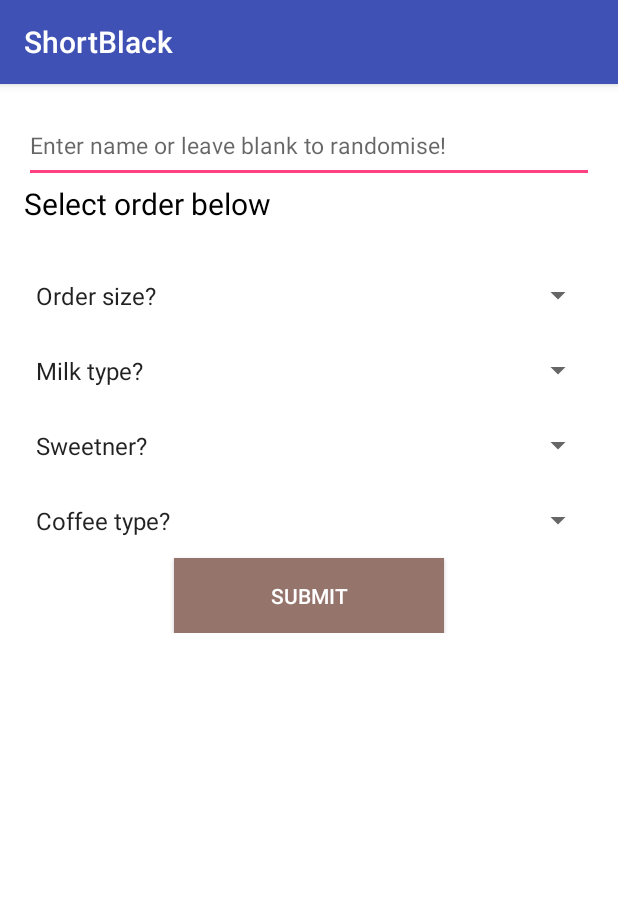
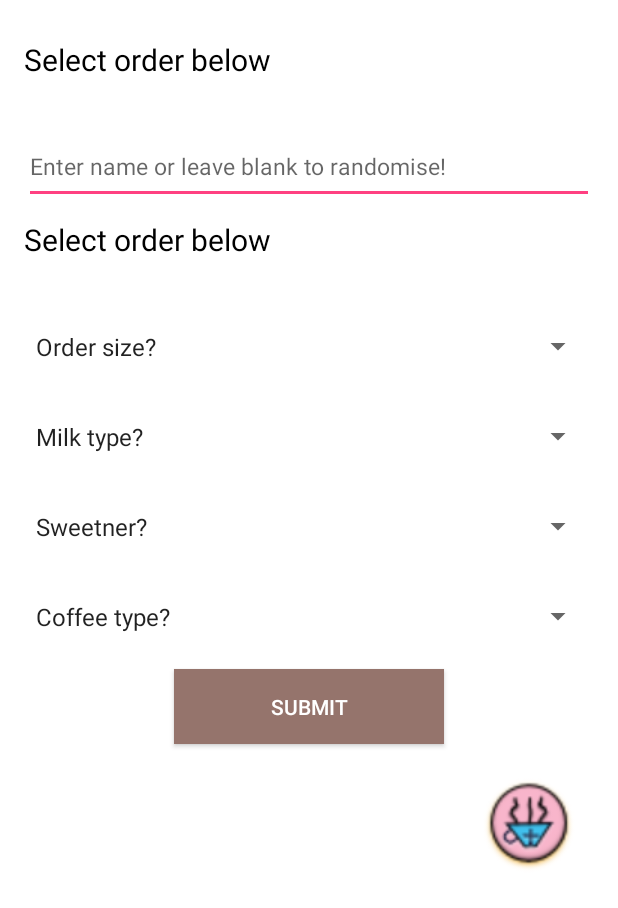
Before and after one commit to poppito/ShortBlack, an Android app: the screen it shows after launch (ShortBlack), on a phone screen of 412 x 824 dp. Shown: the top 908 px of the screen. Run offline under Robolectric (Android 15) with nearby library versions, the phone set to English and light mode, and no system bars.

Commit message:
- added drawable graphics for short black icon - fullscreen activity now!

```diff
--- a/app/src/main/java/com/noni/ShortBlack/ShortBlack.java
+++ b/app/src/main/java/com/noni/ShortBlack/ShortBlack.java
@@ -1,12 +1,15 @@
 package com.noni.ShortBlack;
 
 import android.content.Intent;
+import android.os.Build;
 import android.os.Bundle;
+import android.support.v7.app.ActionBar;
 import android.support.v7.app.AppCompatActivity;
 import android.text.Editable;
 import android.text.TextWatcher;
 import android.util.Log;
 import android.view.View;
+import android.view.WindowManager;
 import android.widget.AdapterView;
 import android.widget.ArrayAdapter;
 import android.widget.Button;
@@ -29,6 +32,19 @@ public class ShortBlack extends AppCompatActivity implements View.OnClickListene
     @Override
     protected void onCreate(Bundle savedInstanceState) {
         super.onCreate(savedInstanceState);
+
+        if (Build.VERSION.SDK_INT < 16) {
+            getWindow().setFlags(WindowManager.LayoutParams.FLAG_FULLSCREEN, WindowManager.LayoutParams.FLAG_FULLSCREEN);
+        } else {
+            View decorView = getWindow().getDecorView();
+            int uiOptions = View.SYSTEM_UI_FLAG_FULLSCREEN;
+            decorView.setSystemUiVisibility(uiOptions);
+            ActionBar ab = this.getSupportActionBar();
+            if (ab != null) {
+                ab.hide();
+            }
+        }
+
         setContentView(R.layout.activity_short_black);
         submitButton = (Button) findViewById(R.id.submitButton);
         nameText = (EditText) findViewById(R.id.Name);
@@ -81,9 +97,10 @@ public class ShortBlack extends AppCompatActivity implements View.OnClickListene
                 if (position != 0) {
                     valuesMap.put("milkChoice", parent.getItemAtPosition(position).toString());
                     Log.v(TAG, parent.getItemAtPosition(position).toString());
+                } else {
+                    if (valuesMap.containsKey("milkChoice")) {
+                        valuesMap.remove("milkChoice");
                     }
-                else {
-                    if (valuesMap.containsKey("milkChoice")) { valuesMap.remove("milkChoice"); }
                 }
                 break;
             }
@@ -93,9 +110,10 @@ public class ShortBlack extends AppCompatActivity implements View.OnClickListene
                     //pop this into the json object;
                     valuesMap.put("additiveChoice", parent.getItemAtPosition(position).toString());
                     Log.v(TAG, parent.getItemAtPosition(position).toString());
+                } else {
+                    if (valuesMap.containsKey("additiveChoice")) {
+                        valuesMap.remove("additiveChoice");
                     }
-                else {
-                    if (valuesMap.containsKey("additiveChoice")) { valuesMap.remove("additiveChoice"); }
                 }
 
                 break;
@@ -106,9 +124,10 @@ public class ShortBlack extends AppCompatActivity implements View.OnClickListene
                     //pop this into the json object;
                     valuesMap.put("coffeeType", parent.getItemAtPosition(position).toString());
                     Log.v(TAG, parent.getItemAtPosition(position).toString());
+                } else {
+                    if (valuesMap.containsKey("coffeeType")) {
+                        valuesMap.remove("coffeeType");
                     }
-                else {
-                    if (valuesMap.containsKey("coffeeType")) { valuesMap.remove("coffeeType"); }
                 }
                 break;
             }
@@ -118,9 +137,10 @@ public class ShortBlack extends AppCompatActivity implements View.OnClickListene
                     //pop this into the json object;
                     valuesMap.put("orderSize", parent.getItemAtPosition(position).toString());
                     Log.v(TAG, parent.getItemAtPosition(position).toString());
+                } else {
+                    if (valuesMap.containsKey("orderSize")) {
+                        valuesMap.remove("orderSize");
                     }
-                else {
-                    if (valuesMap.containsKey("orderSize")) { valuesMap.remove("orderSize"); }
                 }
                 break;
             }
@@ -128,24 +148,9 @@ public class ShortBlack extends AppCompatActivity implements View.OnClickListene
         enableButton();
     }
 
-    public boolean allValuesValidated()
-    {
-        if(valuesMap.containsKey("milkChoice") && (valuesMap.containsKey("additiveChoice")) && (valuesMap.containsKey("coffeeType") && valuesMap.containsKey("orderSize"))) {
+    public boolean allValuesValidated() {
+        if (valuesMap.containsKey("milkChoice") && (valuesMap.containsKey("additiveChoice")) && (valuesMap.containsKey("coffeeType") && valuesMap.containsKey("orderSize"))) {
             return true;
-        }
-        else if (! valuesMap.containsKey("milkChoice")) {
-            Toast.makeText(getApplicationContext(), "Please select a choice for milk type!", Toast.LENGTH_SHORT).show();
-
-        }
-        else if (! valuesMap.containsKey("additiveChoice")) {
-            Toast.makeText(getApplicationContext(), "Please select an additive choice your order!", Toast.LENGTH_SHORT).show();
-        }
-        else if (! valuesMap.containsKey("coffeeType")) {
-            Toast.makeText(getApplicationContext(), "Please select type of coffee for your order!", Toast.LENGTH_SHORT).show();
-        }
-        else if (! valuesMap.containsKey("orderSize")) {
-            Toast.makeText(getApplicationContext(), "Please select an order size!", Toast.LENGTH_SHORT).show();
-            Log.v(TAG, "no order size selected");
         }
         return false;
     }
@@ -159,7 +164,6 @@ public class ShortBlack extends AppCompatActivity implements View.OnClickListene
 
     @Override
     public void beforeTextChanged(CharSequence s, int start, int count, int after) {
-
     }
 
     @Override
@@ -175,14 +179,12 @@ public class ShortBlack extends AppCompatActivity implements View.OnClickListene
         }
     }
 
-    public void enableButton()
-    {
-        if(allValuesValidated()) {
+    public void enableButton() {
+        if (allValuesValidated()) {
 
             //submitButton.setBackgroundColor(ContextCompat.getColor(getApplicationContext(), R.color.button_active));
             submitButton.setBackgroundColor(getResources().getColor(R.color.button_active));
-        }
-        else {
+        } else {
             //submitButton.setBackgroundColor(ContextCompat.getColor(getApplicationContext(), R.color.button_inactive));
             submitButton.setBackgroundColor(getResources().getColor(R.color.button_inactive));
         }
@@ -199,6 +201,16 @@ public class ShortBlack extends AppCompatActivity implements View.OnClickListene
                     fireUpOrderDetails.putExtra("orderDetails", valuesMap);
                     fireUpOrderDetails.putExtra("nameGenerated", name);
                     startActivity(fireUpOrderDetails);
+                } else if (!valuesMap.containsKey("milkChoice")) {
+                    Toast.makeText(getApplicationContext(), "Please select a choice for milk type!", Toast.LENGTH_SHORT).show();
+
+                } else if (!valuesMap.containsKey("additiveChoice")) {
+                    Toast.makeText(getApplicationContext(), "Please select an additive choice your order!", Toast.LENGTH_SHORT).show();
+                } else if (!valuesMap.containsKey("coffeeType")) {
+                    Toast.makeText(getApplicationContext(), "Please select type of coffee for your order!", Toast.LENGTH_SHORT).show();
+                } else if (!valuesMap.containsKey("orderSize")) {
+                    Toast.makeText(getApplicationContext(), "Please select an order size!", Toast.LENGTH_SHORT).show();
+                    Log.v(TAG, "no order size selected");
                 }
             }
             break;
--- /dev/null
+++ b/app/src/main/res/drawable/ic_shortblack_floating_action_button.xml
@@ -0,0 +1,11 @@
+<?xml version="1.0" encoding="utf-8"?>
+<selector xmlns:android="http://schemas.android.com/apk/res/android">
+    <item>
+        <shape android:shape="oval">
+            <stroke android:color="@color/borders"></stroke>
+            <solid android:color="@color/app_background"></solid>
+            <corners android:radius="@dimen/shortblack_border_radius"></corners>
+        </shape>
+    </item>
+
+</selector>
--- a/app/src/main/res/layout/activity_order_details.xml
+++ b/app/src/main/res/layout/activity_order_details.xml
@@ -1,6 +1,7 @@
 <?xml version="1.0" encoding="utf-8"?>
 <ScrollView xmlns:android="http://schemas.android.com/apk/res/android"
             xmlns:tools="http://schemas.android.com/tools"
+            xmlns:app="http://schemas.android.com/apk/res-auto"
             android:background="@color/app_background"
             android:layout_width="match_parent"
             android:layout_height="match_parent"
@@ -33,4 +34,5 @@
             android:layout_height="@dimen/orderSubmitButtonHeight"
             android:text="Edit Order"/>
     </LinearLayout>
+
 </ScrollView>
--- a/app/src/main/res/layout/activity_short_black.xml
+++ b/app/src/main/res/layout/activity_short_black.xml
@@ -1,79 +1,127 @@
 <?xml version="1.0" encoding="utf-8"?>
 <ScrollView xmlns:android="http://schemas.android.com/apk/res/android"
+            xmlns:app="http://schemas.android.com/apk/res-auto"
             xmlns:tools="http://schemas.android.com/tools"
-            android:background="@color/app_background"
             android:layout_width="match_parent"
             android:layout_height="match_parent"
             android:layout_gravity="center_horizontal"
+            android:background="@color/app_background"
             android:paddingBottom="@dimen/activity_vertical_margin"
             android:paddingLeft="@dimen/activity_horizontal_margin"
             android:paddingRight="@dimen/activity_horizontal_margin"
             android:paddingTop="@dimen/activity_vertical_margin"
             tools:context="com.noni.ShortBlack.ShortBlack">
-
     <LinearLayout
         android:layout_width="match_parent"
         android:layout_height="wrap_content"
         android:layout_gravity="center_horizontal"
         android:orientation="vertical">
-
-        <EditText
-            android:id="@+id/Name"
-            android:textColor="@color/textColor"
+        <LinearLayout
             android:layout_width="match_parent"
-            android:layout_height="@dimen/textHeight"
-            android:lines="1"
-            android:digits="abcdefghijklmnopqrstuvwxyzABCDEFGHIJKLMNOPQRSTUVWXYZ"
-            android:maxLength="15"
-            android:textSize="15sp"
-            android:hint="@string/nameString">
-        </EditText>
-
+            android:layout_height="@dimen/linear_layout_spacers">
+        </LinearLayout>
         <TextView
             android:id="@+id/orString"
-            android:textColor="@color/textColor"
             android:layout_width="match_parent"
             android:layout_height="@dimen/textHeight"
             android:text="@string/orString"
+            android:textColor="@color/textColor"
             android:textSize="@dimen/largeTextSize">
         </TextView>
-
+        <LinearLayout
+            android:layout_width="match_parent"
+            android:layout_height="@dimen/linear_layout_spacers">
+        </LinearLayout>
+        <EditText
+            android:id="@+id/Name"
+            android:layout_width="match_parent"
+            android:layout_height="@dimen/textHeight"
+            android:digits="abcdefghijklmnopqrstuvwxyzABCDEFGHIJKLMNOPQRSTUVWXYZ"
+            android:focusable="true"
+            android:hint="@string/nameString"
+            android:lines="1"
+            android:maxLength="15"
+            android:textColor="@color/textColor"
+            android:textIsSelectable="true"
+            android:textSize="15sp">
+        </EditText>
+        <LinearLayout
+            android:layout_width="match_parent"
+            android:layout_height="@dimen/linear_layout_spacers">
+        </LinearLayout>
+        <TextView
+            android:id="@+id/orString"
+            android:layout_width="match_parent"
+            android:layout_height="@dimen/textHeight"
+            android:text="@string/orString"
+            android:textColor="@color/textColor"
+            android:textSize="@dimen/largeTextSize">
+        </TextView>
+        <LinearLayout
+            android:layout_width="match_parent"
+            android:layout_height="@dimen/linear_layout_spacers">
+        </LinearLayout>
         <Spinner
-            android:gravity="center_horizontal"
             android:id="@+id/orderSizesSpinner"
             android:layout_width="match_parent"
-            android:layout_height="@dimen/textHeight">
+            android:layout_height="@dimen/textHeight"
+            android:gravity="center_horizontal">
         </Spinner>
-
+        <LinearLayout
+            android:layout_width="match_parent"
+            android:layout_height="@dimen/linear_layout_spacers">
+        </LinearLayout>
         <Spinner
-            android:gravity="center_horizontal"
             android:id="@+id/milkChoicesSpinner"
             android:layout_width="match_parent"
-            android:layout_height="@dimen/textHeight">
+            android:layout_height="@dimen/textHeight"
+            android:gravity="center_horizontal">
         </Spinner>
-
+        <LinearLayout
+            android:layout_width="match_parent"
+            android:layout_height="@dimen/linear_layout_spacers">
+        </LinearLayout>
         <Spinner
-            android:gravity="center_horizontal"
             android:id="@+id/additiveChoicesSpinner"
             android:layout_width="match_parent"
-            android:layout_height="@dimen/textHeight">
+            android:layout_height="@dimen/textHeight"
+            android:gravity="center_horizontal">
         </Spinner>
-
+        <LinearLayout
+            android:layout_width="match_parent"
+            android:layout_height="@dimen/linear_layout_spacers">
+        </LinearLayout>
         <Spinner
-            android:gravity="center_horizontal"
             android:id="@+id/coffeeTypeSpinner"
             android:layout_width="match_parent"
-            android:layout_height="@dimen/textHeight">
+            android:layout_height="@dimen/textHeight"
+            android:gravity="center_horizontal">
         </Spinner>
-
+        <LinearLayout
+            android:layout_width="match_parent"
+            android:layout_height="@dimen/linear_layout_spacers">
+        </LinearLayout>
         <Button
-            android:layout_gravity="center_horizontal"
-            android:background="@color/textColor"
-            android:textColor="@color/app_background"
             android:id="@+id/submitButton"
             android:layout_width="@dimen/orderSubmitButtonWidth"
             android:layout_height="@dimen/orderSubmitButtonHeight"
-            android:text="@string/orderSubmitButton">
+            android:layout_gravity="center_horizontal"
+            android:background="@color/textColor"
+            android:text="@string/orderSubmitButton"
+            android:textColor="@color/app_background">
         </Button>
-    </LinearLayout>
-</ScrollView>
+        <LinearLayout
+            android:layout_width="match_parent"
+            android:layout_height="@dimen/linear_layout_spacers">
+        </LinearLayout>
+        <ImageButton
+            android:id="@+id/fab"
+            android:layout_width="90dp"
+            android:layout_height="90dp"
+            android:scaleType="fitXY"
+            android:background="@drawable/ic_shortblack_floating_action_button"
+            android:src="@drawable/ic_shortblack_small"
+            android:layout_gravity="bottom|end"
+            />
+</LinearLayout>
+    </ScrollView>
--- a/app/src/main/res/values/colors.xml
+++ b/app/src/main/res/values/colors.xml
@@ -4,6 +4,7 @@
     <color name="colorPrimaryDark">#303F9F</color>
     <color name="colorAccent">#FF4081</color>
     <color name="textColor">#000000</color>
+    <color name="borders">#000000</color>
     <color name="app_background">#ffffff</color>
     <color name="button_active">#000000</color>
     <color name="button_inactive">#95746C</color>
--- a/app/src/main/res/values/dimens.xml
+++ b/app/src/main/res/values/dimens.xml
@@ -6,5 +6,6 @@
     <dimen name="largeTextSize">20dp</dimen>
     <dimen name="orderSubmitButtonWidth">180dp</dimen>
     <dimen name="orderSubmitButtonHeight">50dp</dimen>
-    <dimen name="fab_margin">16dp</dimen>
+    <dimen name="shortblack_border_radius">30dp</dimen>
+    <dimen name="linear_layout_spacers">10dp</dimen>
 </resources>
--- a/app/src/main/res/values/strings.xml
+++ b/app/src/main/res/values/strings.xml
@@ -52,6 +52,7 @@
         <item>Mocha</item>
         <item>Mochaccino</item>
         <item>Flat White</item>
+        <item>Chai Latte</item>
     </string-array>
     <string name="title_activity_find_it">Map</string>
     <string name="title_activity_order_details">Order_details</string>
```
Also changed, not shown: app/src/main/res/drawable-hdpi/ic_action_name.png (added), app/src/main/res/drawable-mdpi/ic_action_name.png (added), app/src/main/res/drawable-xhdpi/ic_action_name.png (added), app/src/main/res/drawable-xxhdpi/ic_action_name.png (added), app/src/main/res/drawable/ic_shortblack.png (added), app/src/main/res/drawable/ic_shortblack_small.png (added). Lines whose indentation alone changed are shown as unchanged.
